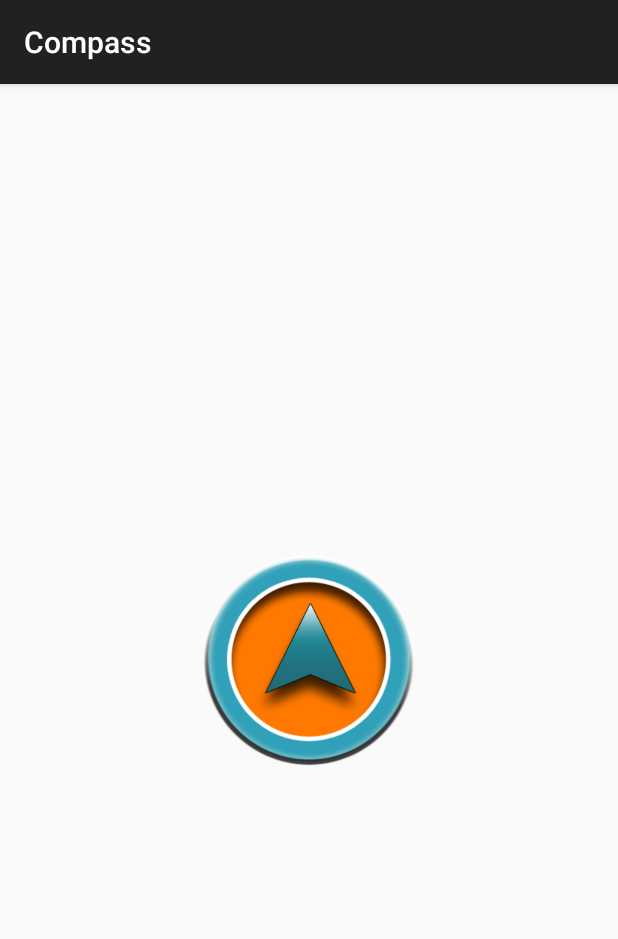
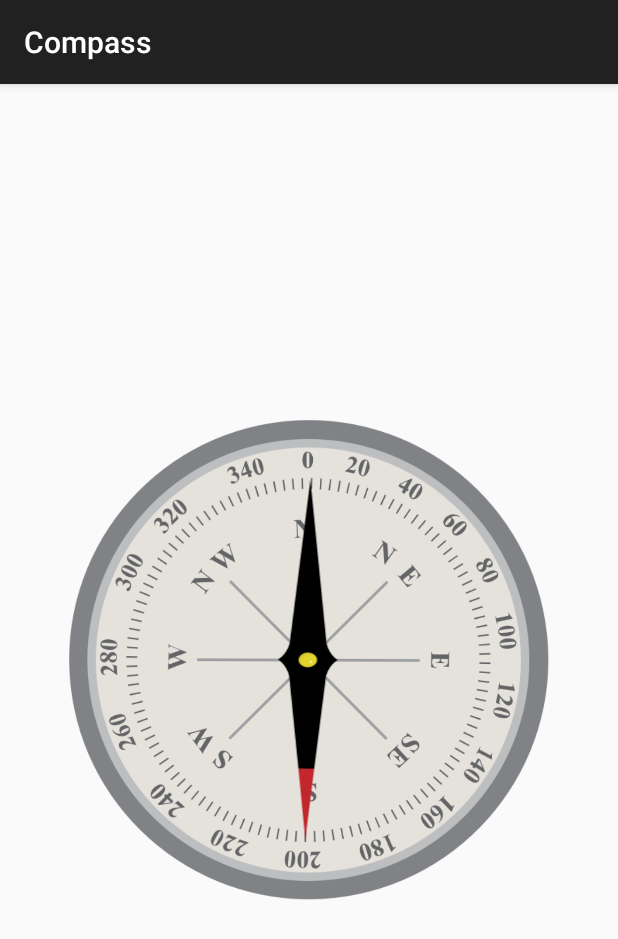
Before and after one commit to iutinvg/compass, an Android app: the screen it shows after launch (CompassActivity), on a phone screen of 412 x 824 dp. Shown: the top 939 px of the screen. Run offline under Robolectric (Android 15) with nearby library versions, the phone set to English and light mode, and no system bars.

Commit message:
Graphics is replaced but there are a number of problems:
- compass graphics is wrong, thought looks good
- arrow is not simmetric that's why doesn't shows correct direction on both ends :)

Next step is to fix that.

```diff
--- a/app/src/main/res/layout/activity_compass.xml
+++ b/app/src/main/res/layout/activity_compass.xml
@@ -7,16 +7,16 @@
 
     <ImageView
         android:id="@+id/main_image_compass"
-        android:layout_width="141dp"
-        android:layout_height="141dp"
+        android:layout_width="320dp"
+        android:layout_height="320dp"
         android:layout_centerInParent="true"
         android:contentDescription="@string/compass_bkg"
         android:src="@drawable/bkg_compass" />
 
     <ImageView
         android:id="@+id/main_image_arrow"
-        android:layout_width="73dp"
-        android:layout_height="75dp"
+        android:layout_width="41dp"
+        android:layout_height="240dp"
         android:layout_centerInParent="true"
         android:contentDescription="@string/compass_arrow"
         android:scaleType="fitXY"
```
Also changed, not shown: app/src/main/res/drawable/arrow.png, app/src/main/res/drawable/bkg_compass.png.
